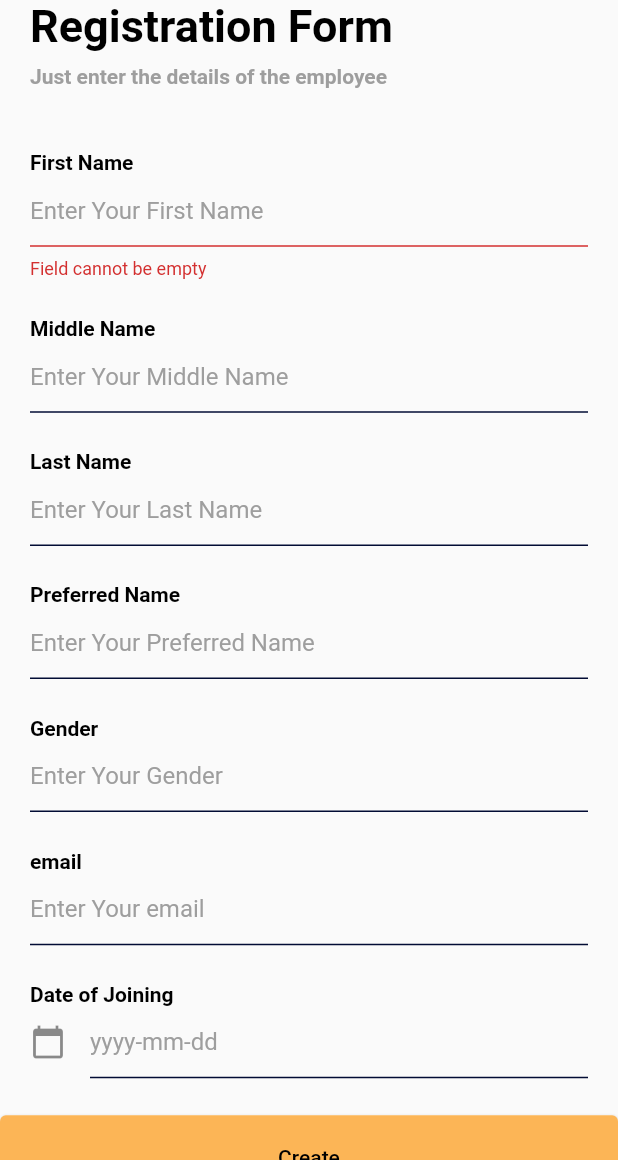
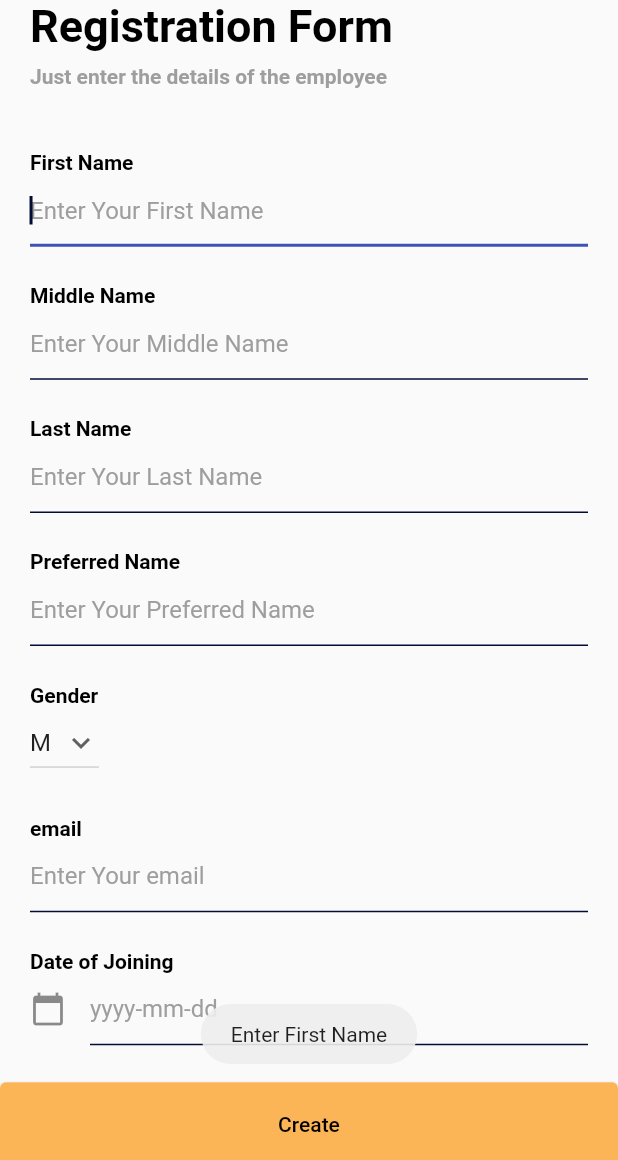
Before and after one commit to Forheen/employee_data, a Flutter app: the CreateEmployee screen opened directly, after a tap on "Create", on a phone screen of 412 x 824 dp, the part 76-1236 px from its top. Run offline on Flutter 3.47's test engine with Material 2 defaults, Android fonts, the phone set to English and light mode, and no system bars; our stand-ins replace fluttertoast.

Commit message:
designing and cleaning the code

```diff
--- a/lib/Components/input_field_design.dart
+++ b/lib/Components/input_field_design.dart
@@ -45,6 +45,8 @@ class _InputFieldDesign extends State<InputFieldDesign>{
   @override
   Widget build(BuildContext context) {
     return TextField(
+      autofocus: true,
+
       controller: controller,
       onChanged: onChanged,
       cursorColor: SecondaryColor,
--- a/lib/Start_Screens/CreateEmployeeScreen/components/Body.dart
+++ b/lib/Start_Screens/CreateEmployeeScreen/components/Body.dart
@@ -1,33 +1,35 @@
 import 'package:employee_data/Components/input_field_design.dart';
 import 'package:employee_data/Components/square_button.dart';
-import 'package:employee_data/SplashScreen/splash.dart';
 import 'package:employee_data/Start_Screens/CreateEmployeeScreen/model/employeeCreate.dart';
-import 'package:employee_data/Start_Screens/CreateEmployeeScreen/validateEntry.dart';
-import 'package:employee_data/Start_Screens/HomePageScreen/HomePage.dart';
-import 'package:employee_data/Start_Screens/ShowDataScreen/ShowEmpData.dart';
+
 import 'package:employee_data/constants.dart';
 import 'package:flutter/material.dart';
 import 'package:employee_data/api_connection/api_connection.dart';
 import 'package:http/http.dart' as http;
 import 'dart:convert';
-import 'dart:async';
-
 import 'package:fluttertoast/fluttertoast.dart';
 import 'package:intl/intl.dart';
 
 class _BodyState extends State<Body>  {
-    TextEditingController controller1,controller2,controller3,controller4,controller5,controller6,controller7;
-
-   String FirstName="", MiddleName="", LastName="",Preferred_Name="", Gender="",email="",doj="";
-
+    TextEditingController controller1,controller2,controller3,controller4,controller6,controller7;
+    bool descriptionIncorrect=false;
+    String FirstName="", MiddleName="", LastName="",Preferred_Name="", Gender="",email="",doj="";
+    // Initial Selected Value
+    String dropdownvalue = 'M';
+    // List of items in our dropdown menu
+    var items = [
+      'M',
+      'F',
+      'NA',
+      ];
   @override
   void initState() {
+    Gender=dropdownvalue;
     super.initState();
     controller1 = TextEditingController();
     controller2 = TextEditingController();
     controller3 = TextEditingController();
     controller4 = TextEditingController();
-    controller5 = TextEditingController();
     controller6 = TextEditingController();
     controller7 = TextEditingController();
 
@@ -39,7 +41,6 @@ class _BodyState extends State<Body>  {
     controller2?.dispose();
     controller3?.dispose();
     controller4?.dispose();
-    controller5?.dispose();
     controller6?.dispose();
     controller7?.dispose();
 
@@ -47,24 +48,30 @@ class _BodyState extends State<Body>  {
   }
 sendData() async{
 
-    EmployeeData employeeDataModel= new EmployeeData(FirstName, MiddleName, LastName, Preferred_Name, Gender, email, doj);
+    EmployeeData employeeDataModel= EmployeeData(FirstName, MiddleName, LastName, Preferred_Name, Gender, email, doj);
     try{
       var res = await http.post(
         Uri.parse(API.create),
         body: employeeDataModel.toJson(),
       );
-      print("sending f "+ employeeDataModel.toJson().toString());
+      print("sending details: "+ employeeDataModel.toJson().toString());
       if(res.statusCode == 200){
         var resBody = jsonDecode(res.body);
         if(resBody['success']){
-          Fluttertoast.showToast(msg: "Succesfully created");
+          Fluttertoast.showToast(msg: "Successfully created");
           controller1.clear();
           controller2.clear();
           controller3.clear();
           controller4.clear();
-          controller5.clear();
           controller6.clear();
           controller7.clear();
+          FirstName="";
+          MiddleName="";
+          LastName="";
+          Preferred_Name="";
+          Gender="";
+          email="";
+          doj="";
 
 
         }else{
@@ -74,7 +81,8 @@ sendData() async{
       }
     }
     catch(e){
-      print("forheen error : "+ e.toString());
+      print("Json create Data error : "+ e.toString());
+      Fluttertoast.showToast(msg: "Error : Form could not be submitted");
     }
 }
   @override
@@ -82,7 +90,7 @@ sendData() async{
     Size size = MediaQuery.of(context).size;
 
     return SingleChildScrollView(
-      child:Container(
+      child:SizedBox(
           width: size.width,
 
         child: Column(
@@ -108,7 +116,7 @@ sendData() async{
                       style: TextStyle(fontWeight: FontWeight.bold,color: Colors.black, fontSize: 14),
                     ),
                   ),
-                  Align(
+                  const Align(
                     alignment: Alignment.centerLeft,
 
                     child: Text(
@@ -117,7 +125,7 @@ sendData() async{
                     ),
                   ),
                   SizedBox(height: size.height * 0.01),
-                  Align(
+                  const Align(
                     alignment: Alignment.centerLeft,
                     child:    Text(
                       "Just enter the details of the employee",
@@ -137,12 +145,13 @@ sendData() async{
                   InputFieldDesign(
                     controller:controller1,
 
-                    onChanged : (String value) async {
-                      FirstName = '$value';
+                    onChanged : (String value) {
+                        FirstName = '$value';
+
+
                     },
                     hintText: "Enter Your First Name",
                     inputType: TextInputType.text,
-                    errorText: "Field cannot be empty",
                   ),
 
                   SizedBox(height: size.height * 0.03),
@@ -161,7 +170,7 @@ sendData() async{
                         MiddleName = '$value';
                       },
                       hintText: "Enter Your Middle Name",
-                      inputType: TextInputType.text
+                      inputType: TextInputType.text,
                   ),
 
                   SizedBox(height: size.height * 0.03),
@@ -196,11 +205,14 @@ sendData() async{
                       controller:controller4,
 
                       onChanged : (String value) async {
-                        Preferred_Name = controller6.text;
+                        Preferred_Name = '$value';
+
                       },
                       hintText: "Enter Your Preferred Name",
-                      inputType: TextInputType.text
-                  ),
+                      inputType: TextInputType.text,
+                    errorText:
+                    descriptionIncorrect ? 'Description cannot be empty'
+                    : null,                 ),
                   SizedBox(height: size.height * 0.03),
                   const Align(
                     alignment: Alignment.centerLeft,
@@ -210,15 +222,38 @@ sendData() async{
 
                     ),
                   ),
-                  InputFieldDesign(
-                      controller:controller5,
+                  Align(
+                    alignment: Alignment.centerLeft,
+                    child:
 
-                      onChanged : (String value) async {
-                        Gender = '$value';
-                      },
-                      hintText: "Enter Your Gender",
-                      inputType: TextInputType.text
-                  ),  SizedBox(height: size.height * 0.03),
+                  DropdownButton<String>(
+
+                    // Initial Value
+                    value: dropdownvalue,
+
+                    // Down Arrow Icon
+                    icon: const Icon(Icons.keyboard_arrow_down),
+
+                    // Array list of items
+                    items: items.map((String items) {
+                      return DropdownMenuItem(
+                        value: items,
+                        child: Text(items),
+                      );
+                    }).toList(),
+
+                    // After selecting the desired option,it will
+                    // change button value to selected value
+                    onChanged: (String newValue) {
+                      setState(() {
+                        dropdownvalue = newValue;
+                        Gender = '$newValue';
+
+                      });
+                    },
+                  ),
+                  ),
+                  SizedBox(height: size.height * 0.03),
                   const Align(
                     alignment: Alignment.centerLeft,
                     child:    Text(
@@ -237,7 +272,7 @@ sendData() async{
                       inputType: TextInputType.text
                   ),
                   SizedBox(height: size.height * 0.03),
-                  Align(
+                  const Align(
                     alignment: Alignment.centerLeft,
                     child:    Text(
                       "Date of Joining",
@@ -250,7 +285,7 @@ sendData() async{
 controller: controller7,
 
                   cursorColor: Colors.white,
-                  decoration: InputDecoration(
+                  decoration: const InputDecoration(
                     icon: Icon(Icons.calendar_today),
                     hintText: "yyyy-mm-dd",
                     hintStyle: TextStyle(color: Colors.grey),
@@ -264,23 +299,21 @@ controller: controller7,
                         context: context,
                         initialDate: DateTime.now(), //get today's date
                         firstDate:DateTime(1900), //DateTime.now() - not to allow to choose before today.
-                        lastDate: DateTime(2101),
+                        lastDate: DateTime.now(),
 
                     );
 
                       if(pickedDate != null ){
-                        print(pickedDate);  //get the picked date in the format => 2022-07-04 00:00:00.000
+                        print(pickedDate);
                         String formattedDate = DateFormat('yyyy-MM-dd').format(pickedDate); // format date in required form here we use yyyy-MM-dd that means time is removed
-                        print(formattedDate); //formatted date output using intl package =>  2022-07-04
-                        //You can format date as per your need
+                        print(formattedDate);
 
                         setState(() {
                           controller7.text = formattedDate;
                           doj = '$formattedDate';
-//set foratted date to TextField value.
                         });
                       }else{
-                        print("Date is not selected");
+                        Fluttertoast.showToast(msg : "Date is not selected");
                       }
 
                   },
@@ -301,11 +334,10 @@ controller: controller7,
 
                 text: "Create",
                 press: () {
+
                   if(validateEntry(FirstName,MiddleName,LastName,Preferred_Name,Gender,email,doj)) {
 
                     sendData();
-                  }else{
-
                   }
                 }),
 
@@ -315,7 +347,6 @@ controller: controller7,
       ),
     );
   }
-
     bool validateEntry(
         String FirstName,
         MiddleName,
@@ -324,17 +355,49 @@ controller: controller7,
         Gender,
         email,
         doj){
-      if(FirstName.isEmpty)         return false;
-      //   Fluttertoast.showToast(msg: "Details cannot be empty");
+      if(FirstName.isEmpty) {
+        Fluttertoast.showToast(msg: "Enter First Name");
 
-      if(Preferred_Name.isEmpty)    return false;
-      if(Gender.isEmpty)    return false;
-      if(email.isEmpty)    return false;
-      if(doj.isEmpty)    return false;
-      return true;
+        return false;
+      }
+      if(LastName.isEmpty) {
+        Fluttertoast.showToast(msg: "Enter Last Name");
+      return false;}
+        if(Preferred_Name.isEmpty) {
+          Fluttertoast.showToast(msg: "Enter Preferred Name");
+
+          return false;
+        }
+        if(Gender.isEmpty) {
+          Fluttertoast.showToast(msg: "Define Gender");
+
+          return false;
+        }
+        if(email.isEmpty) {
+          Fluttertoast.showToast(msg: "Enter email");
+
+          return false;
+        }else{
+          bool emailValid = RegExp(r'^.+@[a-zA-Z]+\.{1}[a-zA-Z]+(\.{0,1}[a-zA-Z]+)$').hasMatch(email);
+          if(emailValid==false){
+            Fluttertoast.showToast(msg: "Enter valid email");
+
+            return false;
+
+          }
+
+        }
+          if(doj.isEmpty)  {
+            Fluttertoast.showToast(msg: "Enter Date of Joining");
+
+            return false;}
+        return true;
+      }
+
 
 }
-}
+
+
 /// This is the stateful widget that the main application instantiates.
 class Body extends StatefulWidget {
 
```
Also changed, not shown: lib/Start_Screens/ShowDataScreen/components/Body.dart (+15 -19 lines).
